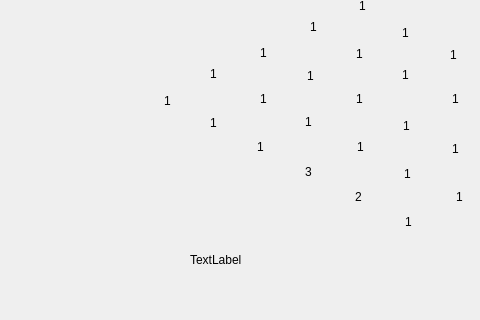
First picture: the form in forest.ui, repository MindfulMeadow-Dev-Team/MindfulMeadow, before the edit; both pictures show x 0 to 480 and y 201 to 521 of the 621 by 521 pixel window.
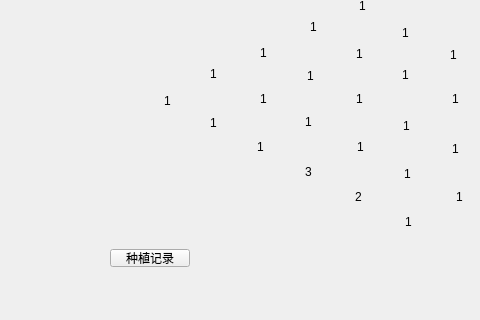
Second picture: the form after the edit. Icons and pictures are not drawn.

Commit message: finish basic forest

What changed in the file:
```diff
--- a/forest.ui
+++ b/forest.ui
@@ -226,19 +226,6 @@
     <string>1</string>
    </property>
   </widget>
-  <widget class="QLabel" name="label">
-   <property name="geometry">
-    <rect>
-     <x>190</x>
-     <y>450</y>
-     <width>71</width>
-     <height>21</height>
-    </rect>
-   </property>
-   <property name="text">
-    <string>TextLabel</string>
-   </property>
-  </widget>
   <widget class="QLabel" name="treelb_13">
    <property name="geometry">
     <rect>
@@ -527,6 +514,19 @@
     <string>1</string>
    </property>
   </widget>
+  <widget class="QPushButton" name="pushButton">
+   <property name="geometry">
+    <rect>
+     <x>110</x>
+     <y>450</y>
+     <width>80</width>
+     <height>18</height>
+    </rect>
+   </property>
+   <property name="text">
+    <string>种植记录</string>
+   </property>
+  </widget>
   <zorder>bg</zorder>
   <zorder>treelb_1</zorder>
   <zorder>treelb_2</zorder>
```
Left out of the diff: 2 changed lines with no effect on the pictures. The commit also changes 8 other files.
